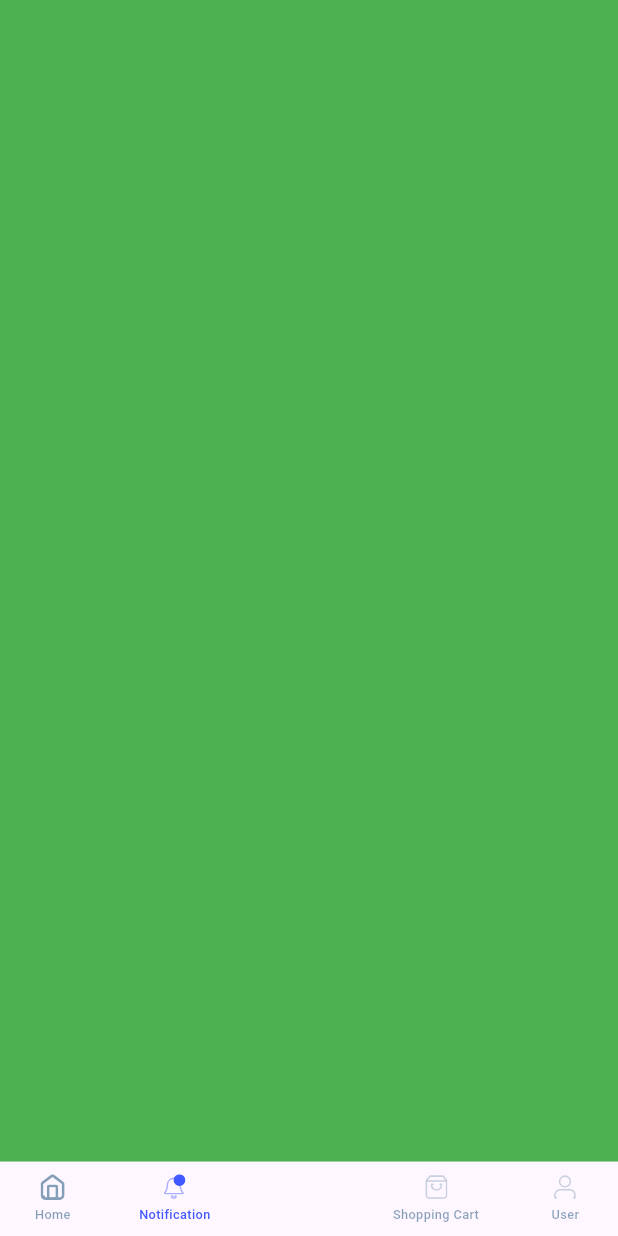
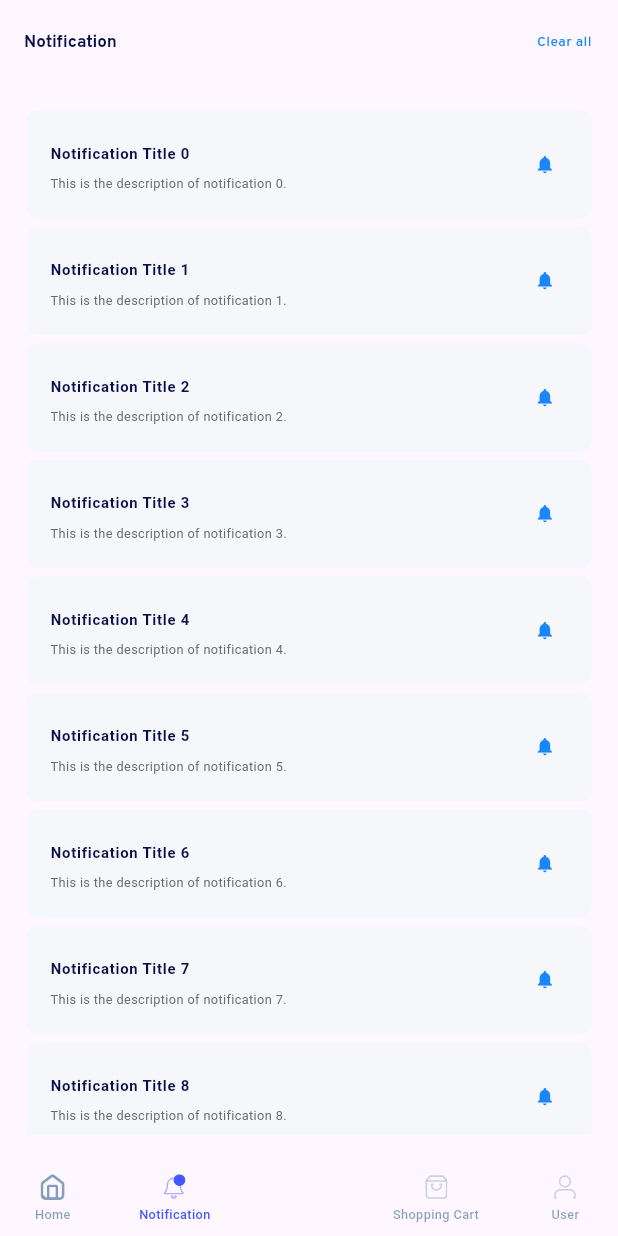
Before and after one commit to ahmed-waheed1/task2_level1, a Flutter app: the screen it shows after launch, item 2 of the bottom bar chosen, on a phone screen of 412 x 824 dp. Run offline on Flutter 3.47's test engine with Material 3 defaults, Android fonts, the light colour scheme and no system bars; our stand-ins replace flutter_screenutil, flutter_svg, go_router, vector_graphics; project files that could hold a hidden picture were left out.

Commit message:
Add NotificationPage and integrate it into the app routing and main screen

```diff
--- a/lib/core/routes/app_router.dart
+++ b/lib/core/routes/app_router.dart
@@ -4,6 +4,7 @@ import 'package:task2_level1/features/cart/presentation/views/cart_empty.dart';
 import 'package:task2_level1/features/category_listing/presentation/views/category_listing_screen.dart';
 import 'package:task2_level1/features/home/presentation/views/main_page.dart';
 import 'package:task2_level1/features/my_profile/presentation/views/my_profile_view.dart';
+import 'package:task2_level1/features/notification/presentation/views/notifaction_page.dart';
 import 'package:task2_level1/features/product_detials/data/models/product_model.dart';
 import 'package:task2_level1/features/product_detials/presentation/views/product_details_screen.dart';
 import 'package:task2_level1/features/splash_screen/presentation/views/splash_screen.dart';
@@ -44,10 +45,10 @@ class AppRouter {
         path: '/cart-empty',
         builder: (context, state) => const CartEmptyPage(),
       ),
-      // GoRoute(
-      //   path: '/notifications',
-      //   builder: (context, state) => const NotificationScreen(),
-      // ),
+      GoRoute(
+        path: '/notifications',
+        builder: (context, state) => const NotificationPage(),
+      ),
     ],
   );
 }
--- a/lib/features/home/presentation/views/main_page.dart
+++ b/lib/features/home/presentation/views/main_page.dart
@@ -3,6 +3,7 @@ import 'package:task2_level1/features/cart/presentation/views/cart_empty.dart';
 import 'package:task2_level1/features/home/presentation/views/home_page.dart';
 import 'package:task2_level1/features/home/presentation/views/widgets/bottom_nav_bar.dart';
 import 'package:task2_level1/features/my_profile/presentation/views/my_profile_view.dart';
+import 'package:task2_level1/features/notification/presentation/views/notifaction_page.dart';
 
 class MainScreen extends StatefulWidget {
   const MainScreen({super.key});
@@ -16,7 +17,7 @@ class _MainScreenState extends State<MainScreen> {
 
   final List<Widget> _pages = [
     const HomePage(),
-    Container(color: Colors.green),
+    const NotificationPage(),
     const CartEmptyPage(),
     const MyProfileView(),
   ];
--- a/lib/features/home/presentation/views/widgets/home_app_bar.dart
+++ b/lib/features/home/presentation/views/widgets/home_app_bar.dart
@@ -1,5 +1,6 @@
 import 'package:flutter/material.dart';
 import 'package:flutter_screenutil/flutter_screenutil.dart';
+import 'package:go_router/go_router.dart';
 import 'package:task2_level1/gen/assets.gen.dart'; // Assuming this is where the assets are located
 
 class HomeAppBar extends StatelessWidget {
@@ -31,7 +32,6 @@ class HomeAppBar extends StatelessWidget {
             left: 27.w,
             child: Image(
               image: AssetImage(Assets.images.photo1.path),
-
             ),
           ),
           Positioned(
@@ -65,9 +65,19 @@ class HomeAppBar extends StatelessWidget {
             right: 20.w,
             child: Row(
               children: [
-                Icon(Icons.notifications, color: Colors.white, size: 24.sp),
+                IconButton(
+                    onPressed: () {
+                      context.push('/notifications');
+                    },
+                    icon: Icon(Icons.notifications,
+                        color: Colors.white, size: 24.sp)),
                 SizedBox(width: 15.w),
-                Icon(Icons.shopping_cart, color: Colors.white, size: 24.sp),
+                IconButton(
+                    onPressed: () {
+                      context.push('/cart-empty');
+                    },
+                    icon: Icon(Icons.shopping_cart,
+                        color: Colors.white, size: 24.sp)),
               ],
             ),
           ),
--- /dev/null
+++ b/lib/features/notification/presentation/views/notifaction_page.dart
@@ -0,0 +1,80 @@
+import 'package:flutter/material.dart';
+import 'package:flutter_screenutil/flutter_screenutil.dart';
+
+class NotificationPage extends StatelessWidget {
+  const NotificationPage({super.key});
+
+  @override
+  Widget build(BuildContext context) {
+    return Scaffold(
+      appBar: AppBar(
+        title: Text(
+          'Notification',
+          style: TextStyle(
+            color: const Color(0xFF090F47),
+            fontSize: 16.sp,
+            fontFamily: 'Overpass',
+            fontWeight: FontWeight.w700,
+            height: 1.0,
+          ),
+        ),
+        actions: [
+          Padding(
+            padding: EdgeInsets.only(right: 16.0.w),
+            child: Center(
+              child: Text(
+                'Clear all',
+                style: TextStyle(
+                  color: const Color(0xFF1987FB),
+                  fontSize: 13.sp,
+                  fontFamily: 'Overpass',
+                  fontWeight: FontWeight.w500,
+                  height: 1.0,
+                ),
+              ),
+            ),
+          ),
+        ],
+      ),
+      body: Padding(
+        padding: EdgeInsets.all(16.0.w),
+        child: ListView.builder(
+          itemCount: 10,
+          itemBuilder: (context, index) {
+            return Padding(
+              padding: EdgeInsets.only(bottom: 8.0.h),
+              child: Container(
+                decoration: BoxDecoration(
+                  color: const Color(0xFFF5F7FA),
+                  borderRadius: BorderRadius.circular(10.r),
+                ),
+                child: ListTile(
+                  title: Text(
+                    'Notification Title $index',
+                    style: TextStyle(
+                      color: const Color(0xFF090F47),
+                      fontSize: 14.sp,
+                      fontWeight: FontWeight.w600,
+                    ),
+                  ),
+                  subtitle: Text(
+                    'This is the description of notification $index.',
+                    style: TextStyle(
+                      color: const Color(0xFF6A6A6A),
+                      fontSize: 12.sp,
+                    ),
+                  ),
+                  trailing: Icon(
+                    Icons.notifications,
+                    color: const Color(0xFF1987FB),
+                    size: 20.sp,
+                  ),
+                ),
+              ),
+            );
+          },
+        ),
+      ),
+    );
+  }
+}
```
